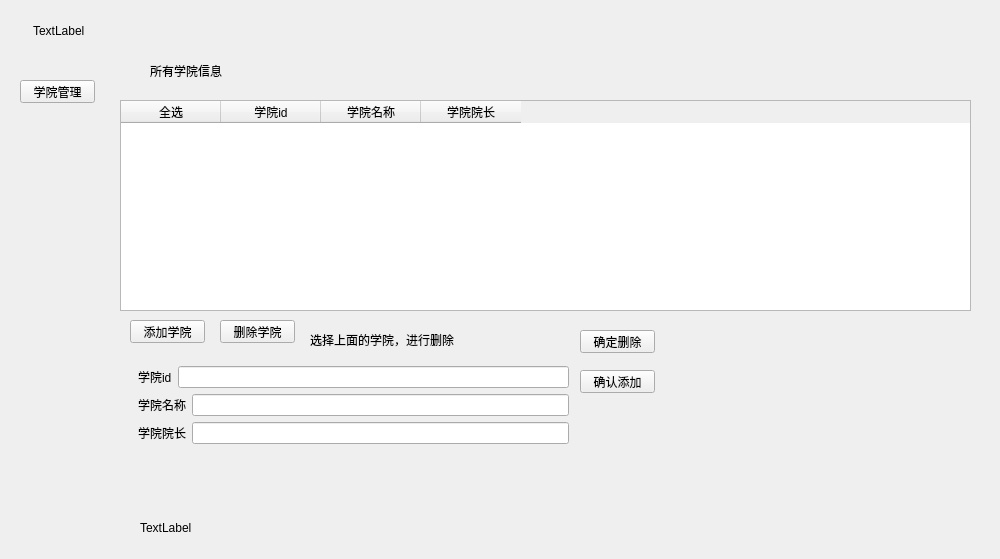
fengyangdong/mysql_gui, file data/ui/root.ui: the form before one commit.
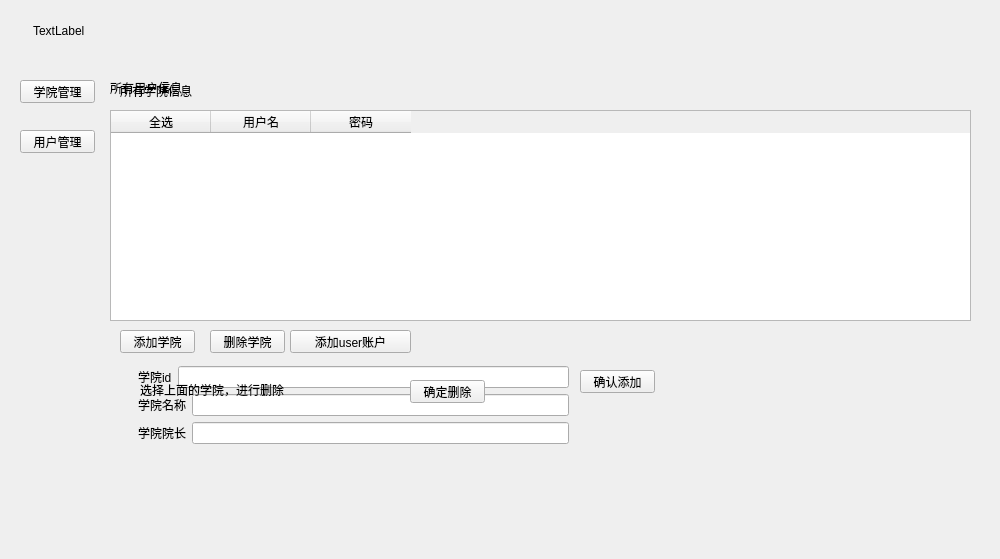
The form after the commit.

Commit message: root用户查看user操作

What changed in the file:
```diff
--- a/data/ui/root.ui
+++ b/data/ui/root.ui
@@ -26,13 +26,100 @@
     <string>TextLabel</string>
    </property>
   </widget>
+  <widget class="QPushButton" name="select_add_delete_sdept">
+   <property name="geometry">
+    <rect>
+     <x>20</x>
+     <y>80</y>
+     <width>75</width>
+     <height>23</height>
+    </rect>
+   </property>
+   <property name="text">
+    <string>学院管理</string>
+   </property>
+  </widget>
+  <widget class="QLabel" name="label_word">
+   <property name="geometry">
+    <rect>
+     <x>140</x>
+     <y>520</y>
+     <width>841</width>
+     <height>16</height>
+    </rect>
+   </property>
+   <property name="text">
+    <string/>
+   </property>
+  </widget>
+  <widget class="QPushButton" name="select_add_delete_user">
+   <property name="geometry">
+    <rect>
+     <x>20</x>
+     <y>130</y>
+     <width>75</width>
+     <height>23</height>
+    </rect>
+   </property>
+   <property name="text">
+    <string>用户管理</string>
+   </property>
+  </widget>
+  <widget class="QWidget" name="select_user" native="true">
+   <property name="geometry">
+    <rect>
+     <x>100</x>
+     <y>70</y>
+     <width>871</width>
+     <height>411</height>
+    </rect>
+   </property>
+   <widget class="QTableWidget" name="user_table">
+    <property name="geometry">
+     <rect>
+      <x>10</x>
+      <y>40</y>
+      <width>861</width>
+      <height>211</height>
+     </rect>
+    </property>
+    <column>
+     <property name="text">
+      <string>全选</string>
+     </property>
+    </column>
+    <column>
+     <property name="text">
+      <string>用户名</string>
+     </property>
+    </column>
+    <column>
+     <property name="text">
+      <string>密码</string>
+     </property>
+    </column>
+   </widget>
+   <widget class="QLabel" name="label_6">
+    <property name="geometry">
+     <rect>
+      <x>10</x>
+      <y>10</y>
+      <width>121</width>
+      <height>16</height>
+     </rect>
+    </property>
+    <property name="text">
+     <string>所有用户信息</string>
+    </property>
+   </widget>
+  </widget>
   <widget class="QWidget" name="select_sdept" native="true">
    <property name="geometry">
     <rect>
-     <x>110</x>
-     <y>50</y>
+     <x>100</x>
+     <y>60</y>
      <width>871</width>
-     <height>461</height>
+     <height>421</height>
     </rect>
    </property>
    <widget class="QTableWidget" name="sdept_table">
@@ -77,8 +164,8 @@
    <widget class="QLabel" name="label">
     <property name="geometry">
      <rect>
-      <x>40</x>
-      <y>0</y>
+      <x>20</x>
+      <y>10</y>
       <width>321</width>
       <height>41</height>
      </rect>
@@ -103,8 +190,8 @@
    <widget class="QWidget" name="add_sdept" native="true">
     <property name="geometry">
      <rect>
-      <x>10</x>
-      <y>310</y>
+      <x>20</x>
+      <y>300</y>
       <width>551</width>
       <height>131</height>
      </rect>
@@ -122,7 +209,7 @@
       <string>确认添加</string>
      </property>
     </widget>
-    <widget class="QWidget" name="">
+    <widget class="QWidget" name="layoutWidget">
      <property name="geometry">
       <rect>
        <x>18</x>
@@ -193,8 +280,8 @@
    <widget class="QWidget" name="delete_sdept" native="true">
     <property name="geometry">
      <rect>
-      <x>190</x>
-      <y>270</y>
+      <x>30</x>
+      <y>310</y>
       <width>541</width>
       <height>41</height>
      </rect>
@@ -226,6 +313,19 @@
      </property>
     </widget>
    </widget>
+   <widget class="QPushButton" name="add_user_button">
+    <property name="geometry">
+     <rect>
+      <x>190</x>
+      <y>270</y>
+      <width>121</width>
+      <height>23</height>
+     </rect>
+    </property>
+    <property name="text">
+     <string>添加user账户</string>
+    </property>
+   </widget>
    <zorder>add_sdept</zorder>
    <zorder>sdept_table</zorder>
    <zorder>label</zorder>
@@ -233,32 +333,12 @@
    <zorder>delete_sdept_button</zorder>
    <zorder>delete_sdept</zorder>
   </widget>
-  <widget class="QPushButton" name="select_add_delete_sdept">
-   <property name="geometry">
-    <rect>
-     <x>20</x>
-     <y>80</y>
-     <width>75</width>
-     <height>23</height>
-    </rect>
-   </property>
-   <property name="text">
-    <string>学院管理</string>
-   </property>
-  </widget>
-  <widget class="QLabel" name="label_word">
-   <property name="geometry">
-    <rect>
-     <x>140</x>
-     <y>520</y>
-     <width>841</width>
-     <height>16</height>
-    </rect>
-   </property>
-   <property name="text">
-    <string>TextLabel</string>
-   </property>
-  </widget>
+  <zorder>root_title</zorder>
+  <zorder>select_add_delete_sdept</zorder>
+  <zorder>label_word</zorder>
+  <zorder>select_add_delete_user</zorder>
+  <zorder>select_sdept</zorder>
+  <zorder>select_user</zorder>
  </widget>
  <resources/>
  <connections/>
```
Left out of the diff: 1 changed line with no effect on the pictures. The commit also changes 2 other files.
